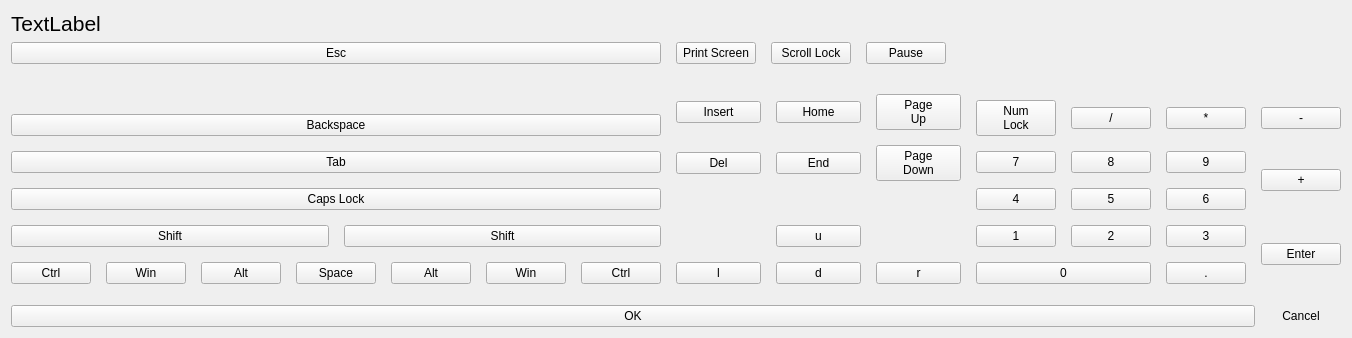
Above: ui/a2widget/keyboard/base.ui from ewerybody/a2 before the change. Below: the same form after it.
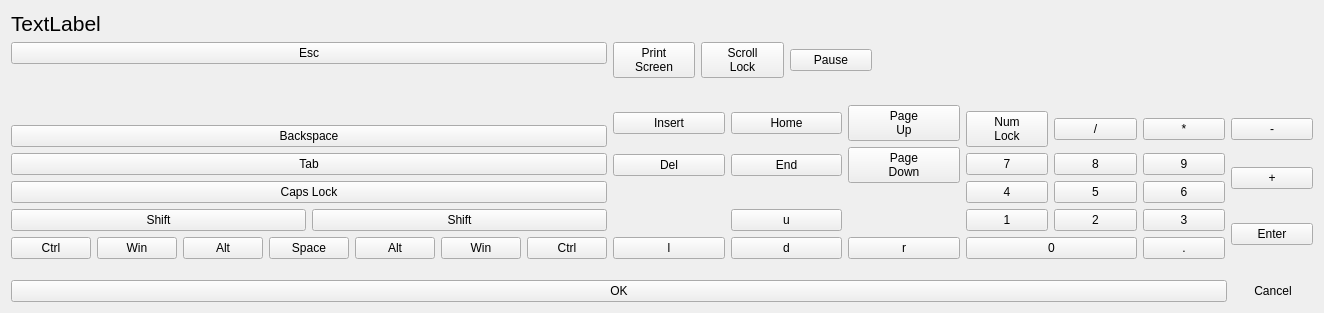
That is the form after the change.

Commit message: finished adding english keys #15

The edit to the form file:
```diff
--- a/ui/a2widget/keyboard/base.ui
+++ b/ui/a2widget/keyboard/base.ui
@@ -7,7 +7,7 @@
     <x>0</x>
     <y>0</y>
     <width>1324</width>
-    <height>315</height>
+    <height>313</height>
    </rect>
   </property>
   <property name="windowTitle">
@@ -29,9 +29,6 @@
    <item>
     <widget class="QWidget" name="keys_widget" native="true">
      <layout class="QHBoxLayout" name="keys_layout">
-      <property name="spacing">
-       <number>15</number>
-      </property>
       <property name="margin">
        <number>0</number>
       </property>
@@ -172,14 +169,16 @@
           <item>
            <widget class="QPushButton" name="print_key">
             <property name="text">
-             <string>Print Screen</string>
+             <string>Print
+Screen</string>
             </property>
            </widget>
           </item>
           <item>
            <widget class="QPushButton" name="scroll_key">
             <property name="text">
-             <string>Scroll Lock</string>
+             <string>Scroll
+Lock</string>
             </property>
            </widget>
           </item>
```
The commit also changes 2 other files.
